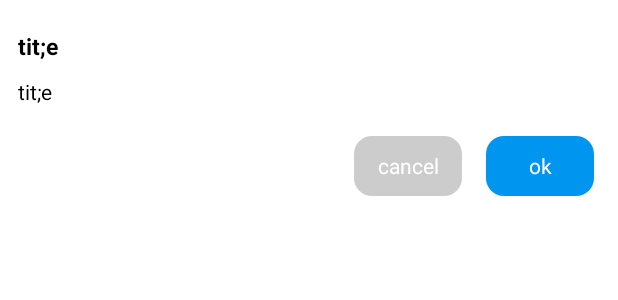
After one commit to Dale-jiang/FileCleaner, an Android app: the layout dialog_common.xml on its own in the app's theme, with its tools: preview values and no code run, on a phone screen of 412 x 824 dp. The commit adds this screen. Shown: the top 300 px of the screen. Run offline under Robolectric (Android 15) with nearby library versions, the phone set to English and light mode, and no system bars.

Commit message:
CommonDialog

```diff
--- /dev/null
+++ b/app/src/main/res/drawable/shape_bg_white_10.xml
@@ -0,0 +1,7 @@
+<?xml version="1.0" encoding="utf-8"?>
+<shape xmlns:android="http://schemas.android.com/apk/res/android">
+
+    <solid android:color="@color/white" />
+    <corners android:radius="10dp" />
+
+</shape>
--- /dev/null
+++ b/app/src/main/res/drawable/shape_btn_cancel_bg.xml
@@ -0,0 +1,12 @@
+<?xml version="1.0" encoding="utf-8"?>
+<ripple xmlns:android="http://schemas.android.com/apk/res/android"
+    android:color="#26000000">
+
+    <item>
+        <shape>
+            <solid android:color="#80999999" />
+            <corners android:radius="12dp" />
+        </shape>
+    </item>
+
+</ripple>
--- /dev/null
+++ b/app/src/main/res/drawable/shape_btn_ok_bg.xml
@@ -0,0 +1,12 @@
+<?xml version="1.0" encoding="utf-8"?>
+<ripple xmlns:android="http://schemas.android.com/apk/res/android"
+    android:color="#26000000">
+
+    <item>
+        <shape>
+            <solid android:color="@color/colorPrimary" />
+            <corners android:radius="12dp" />
+        </shape>
+    </item>
+
+</ripple>
--- /dev/null
+++ b/app/src/main/res/layout/dialog_common.xml
@@ -0,0 +1,69 @@
+<?xml version="1.0" encoding="utf-8"?>
+<androidx.appcompat.widget.LinearLayoutCompat xmlns:android="http://schemas.android.com/apk/res/android"
+    xmlns:tools="http://schemas.android.com/tools"
+    android:layout_width="match_parent"
+    android:layout_height="wrap_content"
+    android:background="@drawable/shape_bg_white_10"
+    android:orientation="vertical"
+    android:paddingTop="10dp">
+
+    <androidx.appcompat.widget.AppCompatTextView
+        android:id="@+id/title"
+        android:layout_width="match_parent"
+        android:layout_height="wrap_content"
+        android:layout_marginHorizontal="12dp"
+        android:layout_marginTop="10dp"
+        android:gravity="center_vertical|start"
+        android:textColor="@color/black"
+        android:textSize="15sp"
+        android:textStyle="bold"
+        tools:text="tit;e" />
+
+    <androidx.appcompat.widget.AppCompatTextView
+        android:id="@+id/message"
+        android:layout_width="match_parent"
+        android:layout_height="wrap_content"
+        android:layout_marginHorizontal="12dp"
+        android:layout_marginTop="10dp"
+        android:gravity="center_vertical|start"
+        android:textColor="@color/black"
+        android:textSize="14sp"
+        android:textStyle="normal"
+        tools:text="tit;e" />
+
+    <androidx.appcompat.widget.LinearLayoutCompat
+        android:layout_width="match_parent"
+        android:layout_height="wrap_content"
+        android:layout_marginTop="20dp"
+        android:layout_marginBottom="20dp"
+        android:gravity="end"
+        android:orientation="horizontal"
+        android:paddingHorizontal="16dp">
+
+        <androidx.appcompat.widget.AppCompatTextView
+            android:id="@+id/btn_left"
+            android:layout_width="wrap_content"
+            android:layout_height="40dp"
+            android:background="@drawable/shape_btn_cancel_bg"
+            android:gravity="center"
+            android:minWidth="72dp"
+            android:textColor="@color/white"
+            android:textSize="14sp"
+            tools:text="cancel" />
+
+        <androidx.appcompat.widget.AppCompatTextView
+            android:id="@+id/btn_right"
+            android:layout_width="wrap_content"
+            android:layout_height="40dp"
+            android:layout_marginStart="16dp"
+            android:background="@drawable/shape_btn_ok_bg"
+            android:gravity="center"
+            android:minWidth="72dp"
+            android:textColor="@color/white"
+            android:textSize="14sp"
+            tools:text="ok" />
+
+    </androidx.appcompat.widget.LinearLayoutCompat>
+
+
+</androidx.appcompat.widget.LinearLayoutCompat>
```
Also changed, not shown: app/src/main/java/com/clean/filecleaner/ui/module/MainActivity.kt (+13 -3 lines), app/src/main/java/com/clean/filecleaner/ui/module/dialog/CommonDialog.kt (added, +82 -0 lines), app/src/main/java/com/clean/filecleaner/ui/module/junk/viewmodel/JunkSearchViewModel.kt (added, +22 -0 lines), app/src/main/res/layout/activity_junk_search.xml (+20 -0 lines).
